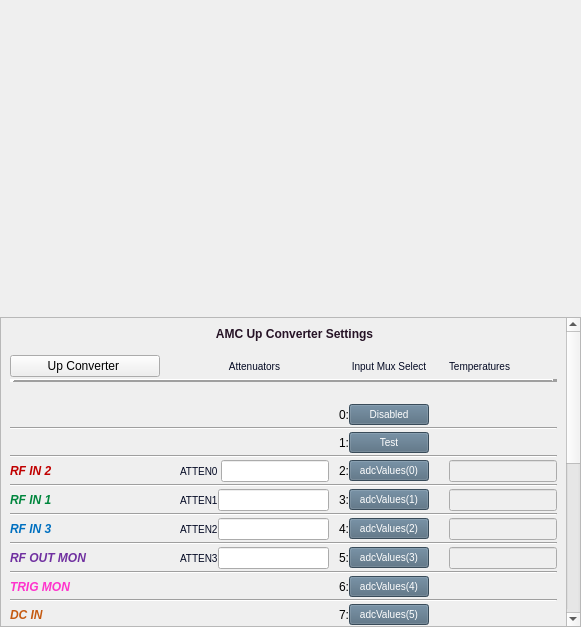
This is individuals/upconverter_mux_select.ui in cristinasewell/ATCA_PyDM_Screens as Qt 5 draws it before an edit. The edited form follows.
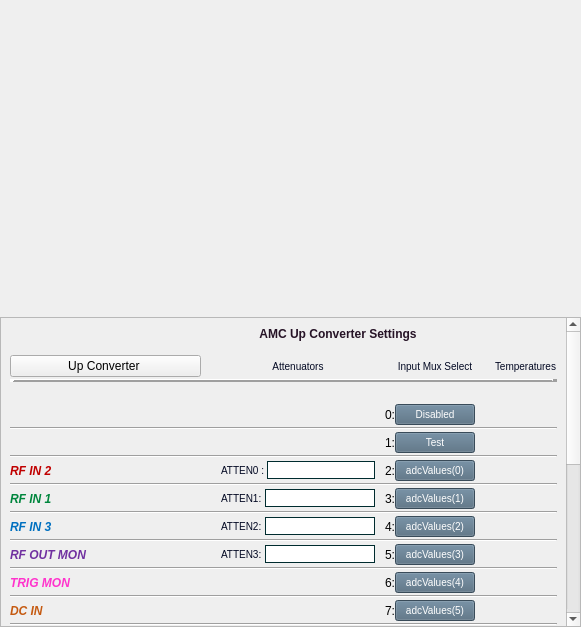
This is the edited form. Custom widgets are drawn as their Qt base class.

Commit message: WIP - changed some labels and fonts

Patch:
```diff
--- a/individuals/upconverter_mux_select.ui
+++ b/individuals/upconverter_mux_select.ui
@@ -78,7 +78,7 @@
           <x>0</x>
           <y>0</y>
           <width>567</width>
-          <height>630</height>
+          <height>622</height>
          </rect>
         </property>
         <layout class="QVBoxLayout" name="verticalLayout_2">
@@ -152,22 +152,6 @@
              </property>
             </widget>
            </item>
-           <item row="12" column="7">
-            <widget class="PyDMLineEdit" name="PyDMLineEdit_14">
-             <property name="enabled">
-              <bool>false</bool>
-             </property>
-             <property name="toolTip">
-              <string/>
-             </property>
-             <property name="readOnly">
-              <bool>true</bool>
-             </property>
-             <property name="channel" stdset="0">
-              <string>ca://${DEVICE}:UPC_TEMP1</string>
-             </property>
-            </widget>
-           </item>
            <item row="12" column="2">
             <layout class="QHBoxLayout" name="horizontalLayout_7">
              <item>
@@ -180,7 +164,7 @@
 }</string>
                </property>
                <property name="text">
-                <string>ATTEN1</string>
+                <string>ATTEN1: </string>
                </property>
               </widget>
              </item>
@@ -189,6 +173,9 @@
                <property name="toolTip">
                 <string/>
                </property>
+               <property name="styleSheet">
+                <string notr="true">QLineEdit{ border-width: 1px; border-style: solid; border-color: #002C2F; }</string>
+               </property>
                <property name="channel" stdset="0">
                 <string>ca://${DEVICE}:UPC_ATTEN1</string>
                </property>
@@ -279,7 +266,7 @@
 }</string>
                </property>
                <property name="text">
-                <string>ATTEN2</string>
+                <string>ATTEN2: </string>
                </property>
               </widget>
              </item>
@@ -288,6 +275,9 @@
                <property name="toolTip">
                 <string/>
                </property>
+               <property name="styleSheet">
+                <string notr="true">QLineEdit{ border-width: 1px; border-style: solid; border-color: #002C2F; }</string>
+               </property>
                <property name="channel" stdset="0">
                 <string>ca://${DEVICE}:UPC_ATTEN2</string>
                </property>
@@ -389,7 +379,7 @@
 }</string>
                </property>
                <property name="text">
-                <string>ATTEN3</string>
+                <string>ATTEN3: </string>
                </property>
               </widget>
              </item>
@@ -398,6 +388,9 @@
                <property name="toolTip">
                 <string/>
                </property>
+               <property name="styleSheet">
+                <string notr="true">QLineEdit{ border-width: 1px; border-style: solid; border-color: #002C2F; }</string>
+               </property>
                <property name="channel" stdset="0">
                 <string>ca://${DEVICE}:UPC_ATTEN3</string>
                </property>
@@ -616,7 +609,7 @@
 }</string>
                </property>
                <property name="text">
-                <string>ATTEN0 </string>
+                <string>ATTEN0 : </string>
                </property>
               </widget>
              </item>
@@ -625,6 +618,9 @@
                <property name="toolTip">
                 <string/>
                </property>
+               <property name="styleSheet">
+                <string notr="true">QLineEdit{ border-width: 1px; border-style: solid; border-color: #002C2F; }</string>
+               </property>
                <property name="channel" stdset="0">
                 <string>ca://${DEVICE}:UPC_ATTEN0</string>
                </property>
@@ -672,38 +668,6 @@
              </property>
             </widget>
            </item>
-           <item row="16" column="7">
-            <widget class="PyDMLineEdit" name="PyDMLineEdit_16">
-             <property name="enabled">
-              <bool>false</bool>
-             </property>
-             <property name="toolTip">
-              <string/>
-             </property>
-             <property name="readOnly">
-              <bool>true</bool>
-             </property>
-             <property name="channel" stdset="0">
-              <string>ca://${DEVICE}:UPC_TEMP3</string>
-             </property>
-            </widget>
-           </item>
-           <item row="10" column="7">
-            <widget class="PyDMLineEdit" name="PyDMLineEdit_11">
-             <property name="enabled">
-              <bool>false</bool>
-             </property>
-             <property name="toolTip">
-              <string/>
-             </property>
-             <property name="readOnly">
-              <bool>true</bool>
-             </property>
-             <property name="channel" stdset="0">
-              <string>ca://${DEVICE}:UPC_TEMP0</string>
-             </property>
-            </widget>
-           </item>
            <item row="12" column="5">
             <widget class="PyDMPushButton" name="PyDMPushButton_28">
              <property name="toolTip">
@@ -1317,22 +1281,6 @@
              </attribute>
             </widget>
            </item>
-           <item row="14" column="7">
-            <widget class="PyDMLineEdit" name="PyDMLineEdit_10">
-             <property name="enabled">
-              <bool>false</bool>
-             </property>
-             <property name="toolTip">
-              <string/>
-             </property>
-             <property name="readOnly">
-              <bool>true</bool>
-             </property>
-             <property name="channel" stdset="0">
-              <string>ca://${DEVICE}:UPC_TEMP2</string>
-             </property>
-            </widget>
-           </item>
            <item row="8" column="5">
             <widget class="PyDMPushButton" name="PyDMPushButton_38">
              <property name="toolTip">
@@ -1663,6 +1611,78 @@
              </property>
             </widget>
            </item>
+           <item row="10" column="7">
+            <widget class="PyDMLabel" name="PyDMLabel">
+             <property name="font">
+              <font>
+               <pointsize>10</pointsize>
+              </font>
+             </property>
+             <property name="toolTip">
+              <string/>
+             </property>
+             <property name="text">
+              <string/>
+             </property>
+             <property name="channel" stdset="0">
+              <string>ca://${DEVICE}:UPC_TEMP0</string>
+             </property>
+            </widget>
+           </item>
+           <item row="12" column="7">
+            <widget class="PyDMLabel" name="PyDMLabel_2">
+             <property name="font">
+              <font>
+               <pointsize>10</pointsize>
+              </font>
+             </property>
+             <property name="toolTip">
+              <string/>
+             </property>
+             <property name="text">
+              <string/>
+             </property>
+             <property name="channel" stdset="0">
+              <string>ca://${DEVICE}:UPC_TEMP1</string>
+             </property>
+            </widget>
+           </item>
+           <item row="14" column="7">
+            <widget class="PyDMLabel" name="PyDMLabel_3">
+             <property name="font">
+              <font>
+               <pointsize>10</pointsize>
+              </font>
+             </property>
+             <property name="toolTip">
+              <string/>
+             </property>
+             <property name="text">
+              <string/>
+             </property>
+             <property name="channel" stdset="0">
+              <string>ca://${DEVICE}:UPC_TEMP2</string>
+             </property>
+            </widget>
+           </item>
+           <item row="16" column="7">
+            <widget class="PyDMLabel" name="PyDMLabel_4">
+             <property name="font">
+              <font>
+               <pointsize>10</pointsize>
+              </font>
+             </property>
+             <property name="toolTip">
+              <string/>
+             </property>
+             <property name="text">
+              <string/>
+             </property>
+             <property name="channel" stdset="0">
+              <string>ca://${DEVICE}:UPC_TEMP2</string>
+             </property>
+            </widget>
+           </item>
           </layout>
          </item>
         </layout>
```
The commit also changes 6 other files.
